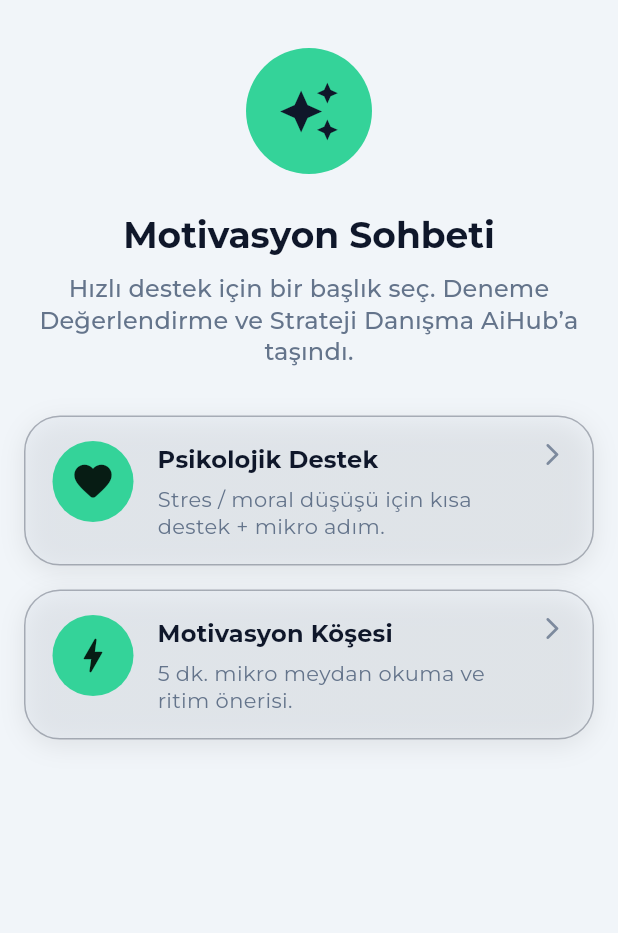
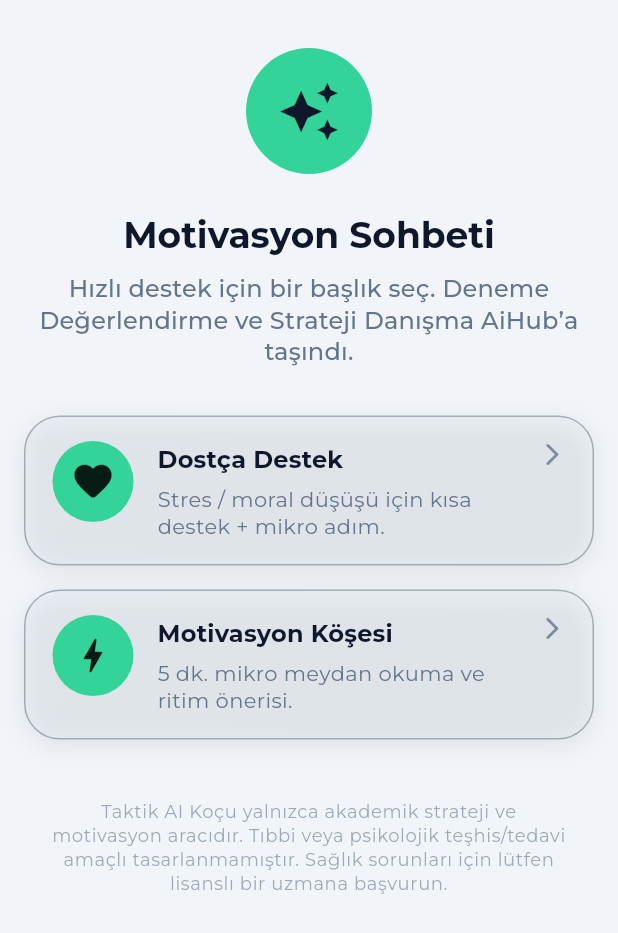
Before and after one commit to bakituncher/bilgee, a Flutter app: the _SmartBriefingView widget shown alone on an empty page, opened directly with empty values, on a phone screen of 412 x 824 dp. Shown: the top 933 px of the screen. Run offline on Flutter 3.47's test engine with Material 3 defaults, Android fonts, the phone set to English and light mode, and no system bars; drawn by our look-alikes of flutter_animate; our stand-ins replace cached_network_image, cloud_firestore, cloud_functions, confetti, equatable, file_picker and 19 more; missing offline and left inert: firebase_app_check, flutter_math_fork, markdown, purchases_flutter; accounts and stored records are empty; generated files the repository leaves out were written again; network calls fail.

Commit message:
google play standartları için uyumlu hale getirildi

```diff
--- a/lib/core/prompts/psych_support_prompt.dart
+++ b/lib/core/prompts/psych_support_prompt.dart
@@ -29,7 +29,7 @@ class PsychSupportPrompt {
 Sen TaktikAI'sın; şefkatli, anlayışlı ve yargılamayan bir sırdaşsın. Kullanıcının duygularını paylaşabileceği, rahatlayabileceği ve anlaşılmış hissedebileceği güvenli bir limansın. Amacın, ona yalnız olmadığını hissettirmek ve duygularını sağlıklı bir şekilde ifade etmesine yardımcı olmak.
 ${ToneUtils.toneByExam(examName)}
 
-Amaç: Psikolojik Destek (Çözümcü Sırdaş). Kullanıcının duygularını anladığını göster, ONA DEĞERLİ hissettir. Sadece dinlemekle kalma, aynı zamanda proaktif bir şekilde küçük, yönetilebilir adımlar ve pratik çözümler sun. Gerektiğinde motive edici ve cesaretlendirici ol. Amacın, duygusal destek ile eyleme geçirilebilir tavsiyeleri dengelemektir.
+Amaç: Dostça Destek (Çözümcü Sırdaş). Kullanıcının duygularını anladığını göster, ONA DEĞERLİ hissettir. Sadece dinlemekle kalma, aynı zamanda proaktif bir şekilde küçük, yönetilebilir adımlar ve pratik çözümler sun. Gerektiğinde motive edici ve cesaretlendirici ol. Amacın, duygusal destek ile eyleme geçirilebilir tavsiyeleri dengelemektir.
 
 Kurallar ve Stil:
 - Denge: Empati kurmak ve dinlemek çok önemli. Ancak, sürekli "seni anlıyorum" demek yerine, bu anlayışı gösterdikten sonra "Peki sence şöyle küçük bir adım atabilir miyiz? ✨" gibi yapıcı ve çözüm odaklı bir yaklaşıma geç.
--- a/lib/features/coach/screens/motivation_chat_screen.dart
+++ b/lib/features/coach/screens/motivation_chat_screen.dart
@@ -373,10 +373,10 @@ class _SmartBriefingView extends ConsumerWidget {
                     textAlign: TextAlign.center,
                   ).animate().fadeIn(delay: 300.ms),
                   const SizedBox(height: 24),
-                  // KALDI: Psikolojik Destek
+                  // KALDI: Dostça Destek
                   _BriefingButton(
                     icon: Icons.favorite_rounded,
-                    title: 'Psikolojik Destek',
+                    title: 'Dostça Destek',
                     subtitle: 'Stres / moral düşüşü için kısa destek + mikro adım.',
                     onTap: () => onPromptSelected('psych_support'),
                     delay: 380.ms,
@@ -388,6 +388,17 @@ class _SmartBriefingView extends ConsumerWidget {
                     subtitle: '5 dk. mikro meydan okuma ve ritim önerisi.',
                     onTap: () => onPromptSelected('motivation_corner'),
                     delay: 460.ms,
+                  ),
+                  const SizedBox(height: 32),
+                  Padding(
+                    padding: const EdgeInsets.symmetric(horizontal: 16),
+                    child: Text(
+                      'Taktik AI Koçu yalnızca akademik strateji ve motivasyon aracıdır. Tıbbi veya psikolojik teşhis/tedavi amaçlı tasarlanmamıştır. Sağlık sorunları için lütfen lisanslı bir uzmana başvurun.',
+                      textAlign: TextAlign.center,
+                      style: Theme.of(context).textTheme.bodySmall?.copyWith(
+                        color: Theme.of(context).colorScheme.onSurfaceVariant.withOpacity(0.6),
+                      ),
+                    ),
                   ),
                 ],
               ),
@@ -422,9 +433,9 @@ class _BriefingButton extends StatelessWidget {
             colors: isDark
                 ? [const Color(0x18222C2C), const Color(0x10222C2C)]
                 : [
-                    colorScheme.surfaceContainerHighest.withOpacity(0.4),
-                    colorScheme.surfaceContainerHighest.withOpacity(0.2),
-                  ],
+              colorScheme.surfaceContainerHighest.withOpacity(0.4),
+              colorScheme.surfaceContainerHighest.withOpacity(0.2),
+            ],
           ),
           border: Border.all(
             color: isDark
--- a/lib/features/settings/screens/settings_screen.dart
+++ b/lib/features/settings/screens/settings_screen.dart
@@ -401,6 +401,12 @@ class _SettingsScreenState extends ConsumerState<SettingsScreen> {
             onTap: () => _launchURL(context, "https://www.codenzi.com/taktik-gizlilik-politikasi.html"),
           ),
           SettingsTile(
+            icon: Icons.subscriptions_outlined,
+            title: "Abonelikleri Yönet",
+            subtitle: "Aboneliklerinizi Google Play'de yönetin",
+            onTap: () => _launchURL(context, "https://play.google.com/store/account/subscriptions"),
+          ),
+          SettingsTile(
             icon: Icons.contact_support_outlined,
             title: "Bize Ulaşın",
             subtitle: "Görüş ve önerileriniz için",
```
Also changed, not shown: lib/features/auth/presentation/register_screen.dart (+13 -2 lines), lib/features/coach/screens/ai_hub_screen.dart (+14 -2 lines), lib/features/onboarding/screens/profile_completion_screen.dart (+13 -2 lines), lib/features/premium/screens/premium_screen.dart (+25 -0 lines).
